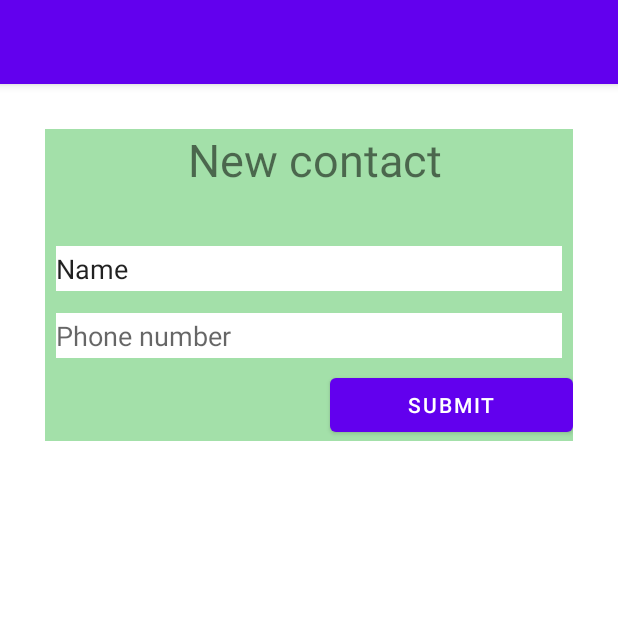
After one commit to ShashidharYes/Contacts-App, an Android app: the uping screen opened directly, with no data from a screen before it, on a phone screen of 412 x 824 dp, the top half of it. The commit adds this screen. Run offline under Robolectric (Android 15) with nearby library versions, the phone set to English and light mode, and no system bars.

```diff
--- a/app/src/main/AndroidManifest.xml
+++ b/app/src/main/AndroidManifest.xml
@@ -12,6 +12,9 @@
         android:theme="@style/Theme.RecyclerView"
         tools:targetApi="31">
         <activity
+            android:name=".uping"
+            android:exported="false" />
+        <activity
             android:name=".MainActivity"
             android:exported="true">
             <intent-filter>
--- /dev/null
+++ b/app/src/main/java/com/example/recyclerview/uping.java
@@ -0,0 +1,44 @@
+package com.example.recyclerview;
+
+import androidx.appcompat.app.AppCompatActivity;
+
+import android.content.Intent;
+import android.os.Bundle;
+import android.view.View;
+import android.widget.Button;
+import android.widget.EditText;
+
+public class uping extends AppCompatActivity {
+
+    @Override
+    protected void onCreate(Bundle savedInstanceState) {
+        super.onCreate(savedInstanceState);
+        setContentView(R.layout.activity_uping);
+
+        EditText name = findViewById(R.id.namefill);
+        EditText Phone = findViewById(R.id.numfill);
+
+
+        Button btn ;
+        btn = findViewById(R.id.submit);
+
+        btn.setOnClickListener(new View.OnClickListener() {
+            @Override
+            public void onClick(View view) {
+                Intent second = new Intent(uping.this,MainActivity.class);
+                second.putExtra("name" ,name.getText().toString());
+                second.putExtra("Phone",Phone.getText().toString());
+                finish();
+            }
+        });
+
+
+
+
+
+
+
+
+
+    }
+}
--- /dev/null
+++ b/app/src/main/res/layout/activity_uping.xml
@@ -0,0 +1,54 @@
+<?xml version="1.0" encoding="utf-8"?>
+<LinearLayout xmlns:android="http://schemas.android.com/apk/res/android"
+    xmlns:app="http://schemas.android.com/apk/res-auto"
+    xmlns:tools="http://schemas.android.com/tools"
+    android:layout_width="match_parent"
+    android:layout_height="wrap_content"
+    tools:context=".uping"
+    android:background="#600DAE1D"
+
+    android:orientation="vertical"
+    android:layout_margin="30dp">
+
+
+    <TextView
+        android:id="@+id/textView"
+        android:layout_width="match_parent"
+        android:layout_height="wrap_content"
+        android:text=" New contact"
+        android:textSize="30dp"
+        android:layout_marginBottom="30dp"
+        android:gravity="center"/>
+
+    <EditText
+        android:id="@+id/namefill"
+        android:layout_width="match_parent"
+        android:layout_height="30dp"
+        android:layout_margin="7dp"
+        android:background="@color/white"
+
+        android:inputType="textPersonName"
+        android:layout_marginBottom="20dp"
+        android:text="Name" />
+
+    <EditText
+        android:id="@+id/numfill"
+        android:layout_width="match_parent"
+        android:layout_height="30dp"
+        android:layout_margin="7dp"
+
+        android:background="@color/white"
+        android:inputType="phone"
+        android:hint="Phone number"/>
+
+    <Button
+        android:id="@+id/submit"
+        android:layout_marginLeft="190dp"
+        android:layout_width="match_parent"
+        android:layout_height="wrap_content"
+        android:text="Submit" />
+
+
+
+
+</LinearLayout>
--- a/app/src/main/res/layout/card.xml
+++ b/app/src/main/res/layout/card.xml
@@ -2,7 +2,7 @@
 <LinearLayout xmlns:android="http://schemas.android.com/apk/res/android"
     xmlns:tools="http://schemas.android.com/tools"
     android:layout_width="match_parent"
-    android:layout_height="match_parent"
+    android:layout_height="wrap_content"
     xmlns:app="http://schemas.android.com/apk/res-auto">
 
     <androidx.cardview.widget.CardView
@@ -24,7 +24,7 @@
                 tools:srcCompat="@tools:sample/avatars" />
             <LinearLayout
                 android:layout_width="match_parent"
-                android:layout_height="wrap_content"
+                android:layout_height="100dp"
                 android:orientation="vertical"
                 android:layout_marginTop="20dp">
 
```
Also changed, not shown: app/src/main/java/com/example/recyclerview/MainActivity.java (+27 -0 lines), app/src/main/res/layout/activity_main.xml (+16 -1 lines).
